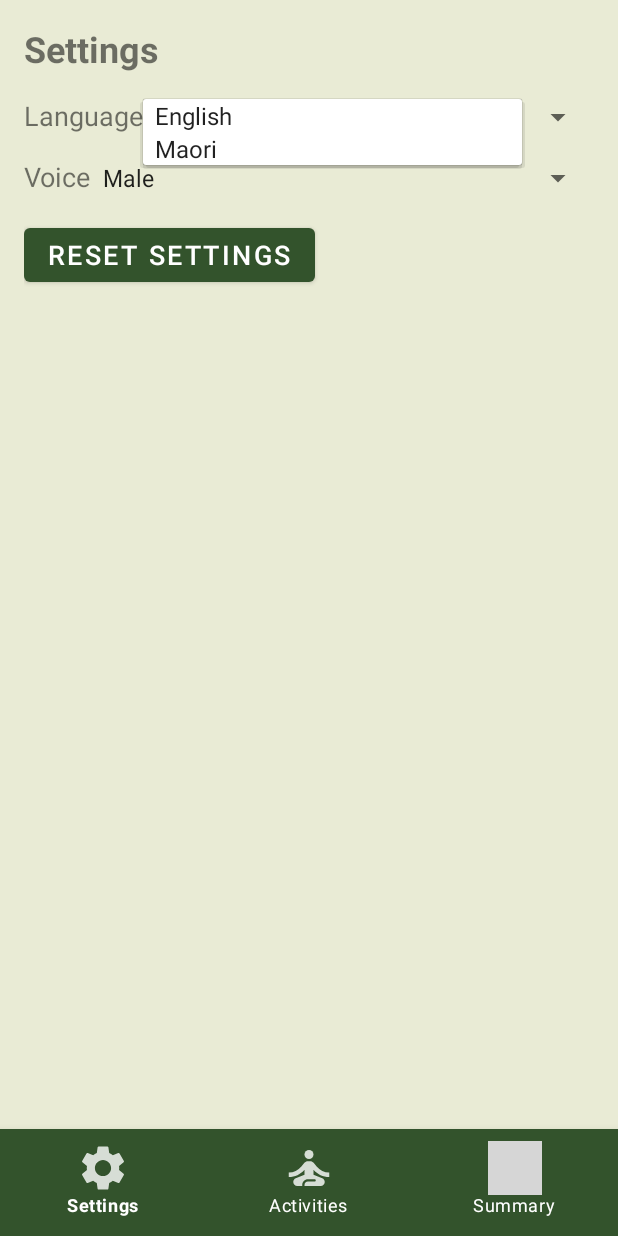
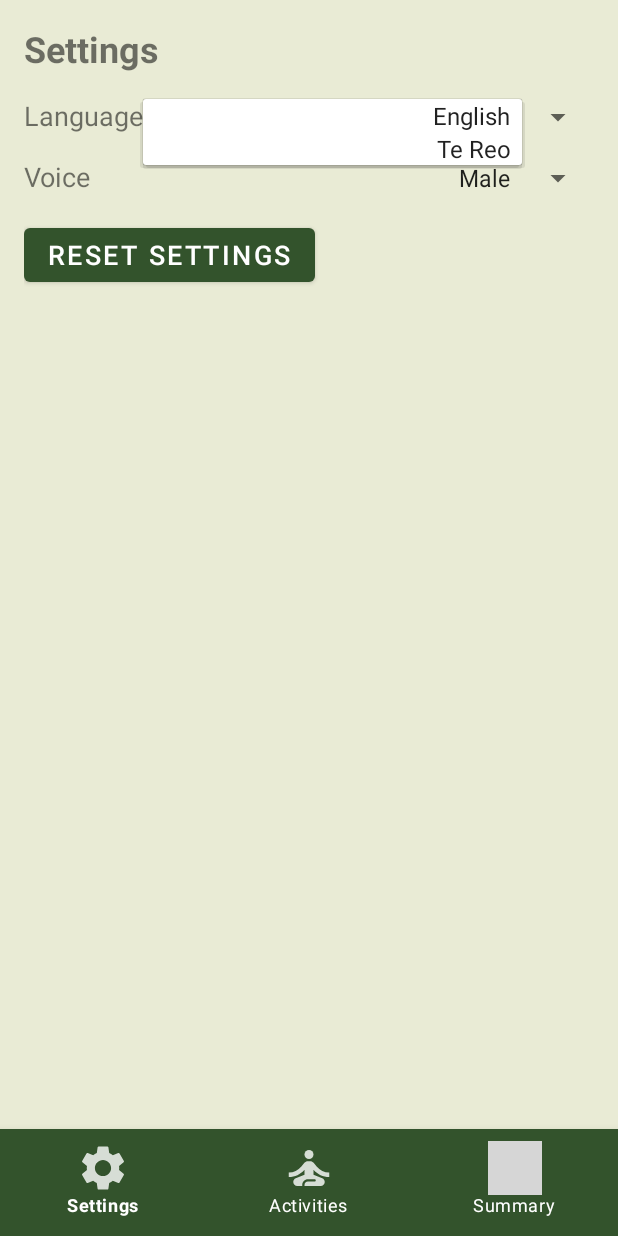
Before and after one commit to tiger-dejonge/InnerPeaceApp, an Android app: the SettingsPage screen opened directly, with no data from a screen before it, after a tap on "English", on a phone screen of 412 x 824 dp. Run offline under Robolectric (Android 15) with nearby library versions, the phone set to English and light mode, and no system bars; grey boxes are pictures that could not be loaded.

Commit message:
changed to Te Reo and changed alignment

```diff
--- a/app/src/main/res/layout/activity_settings_page.xml
+++ b/app/src/main/res/layout/activity_settings_page.xml
@@ -37,7 +37,8 @@
                 android:layout_width="0dp"
                 android:layout_height="wrap_content"
                 android:layout_weight="1"
-                android:text="language_options" />
+                android:text="language_options"
+                android:textAlignment="viewEnd" />
 
         </LinearLayout>
 
@@ -58,7 +59,8 @@
                 android:layout_width="0dp"
                 android:layout_height="wrap_content"
                 android:layout_weight="1"
-                android:text="voice_options" />
+                android:text="voice_options"
+                android:textAlignment="viewEnd" />
 
         </LinearLayout>
 
--- a/app/src/main/res/values/strings.xml
+++ b/app/src/main/res/values/strings.xml
@@ -108,7 +108,7 @@
     <string name="action_settings">Settings</string>
     <string-array name="language">
         <item>English</item>
-        <item>Maori</item>
+        <item>Te Reo</item>
     </string-array>
     <string-array name="voice">
         <item>Male</item>
```
